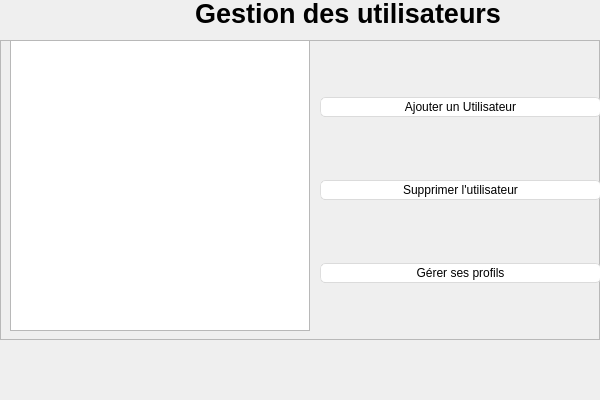
The window that FrameworkQT/src/main/c++/fr/univtours/polytech/FrameworkQT/view/usermanagementinterface.ui (ChakSem/TPs-Plateformes-C-) describes before a commit, drawn with Qt 5.
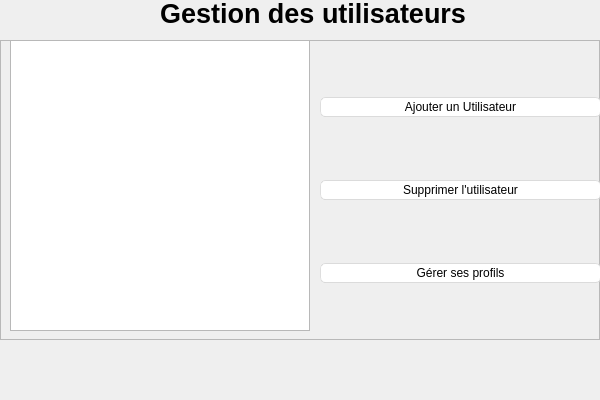
The same window after the commit.

```diff
--- a/FrameworkQT/src/main/c++/fr/univtours/polytech/FrameworkQT/view/usermanagementinterface.ui
+++ b/FrameworkQT/src/main/c++/fr/univtours/polytech/FrameworkQT/view/usermanagementinterface.ui
@@ -697,7 +697,7 @@
   <widget class="QLabel" name="labelConnection">
    <property name="geometry">
     <rect>
-     <x>195</x>
+     <x>160</x>
      <y>0</y>
      <width>401</width>
      <height>27</height>
```
